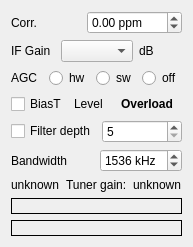
Qt form src/devices/forms/rtlsdr-widget.ui (tomneda/DABstar) before a commit.
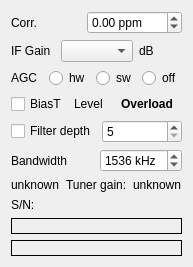
The same form after that commit.

Commit message: Display serial number of the dongle

```diff
--- a/src/devices/forms/rtlsdr-widget.ui
+++ b/src/devices/forms/rtlsdr-widget.ui
@@ -231,6 +231,24 @@
      </item>
     </layout>
    </item>
+   <item>
+    <layout class="QHBoxLayout" name="horizontalLayout_7">
+     <item>
+      <widget class="QLabel" name="Label7">
+       <property name="text">
+        <string>S/N:</string>
+       </property>
+      </widget>
+     </item>
+     <item>
+      <widget class="QLabel" name="serialNumber">
+       <property name="text">
+        <string></string>
+       </property>
+      </widget>
+     </item>
+    </layout>
+   </item>
    <item>
     <widget class="QLabel" name="product_display">
      <property name="frameShape">
```
The commit also changes 1 other file.
